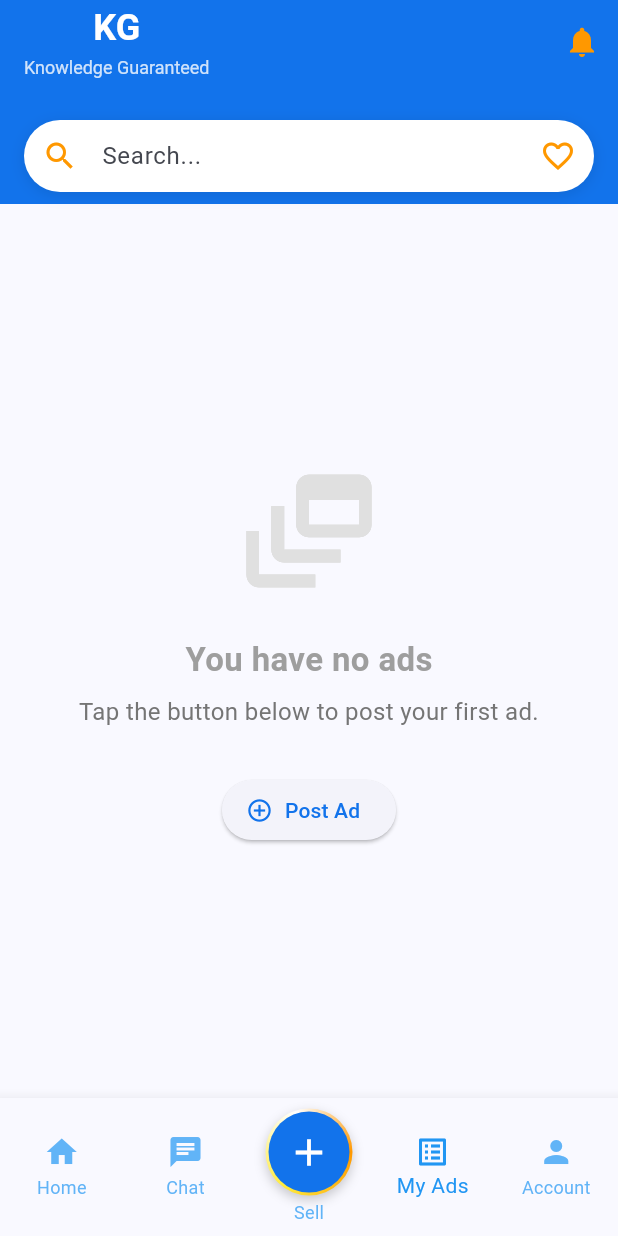
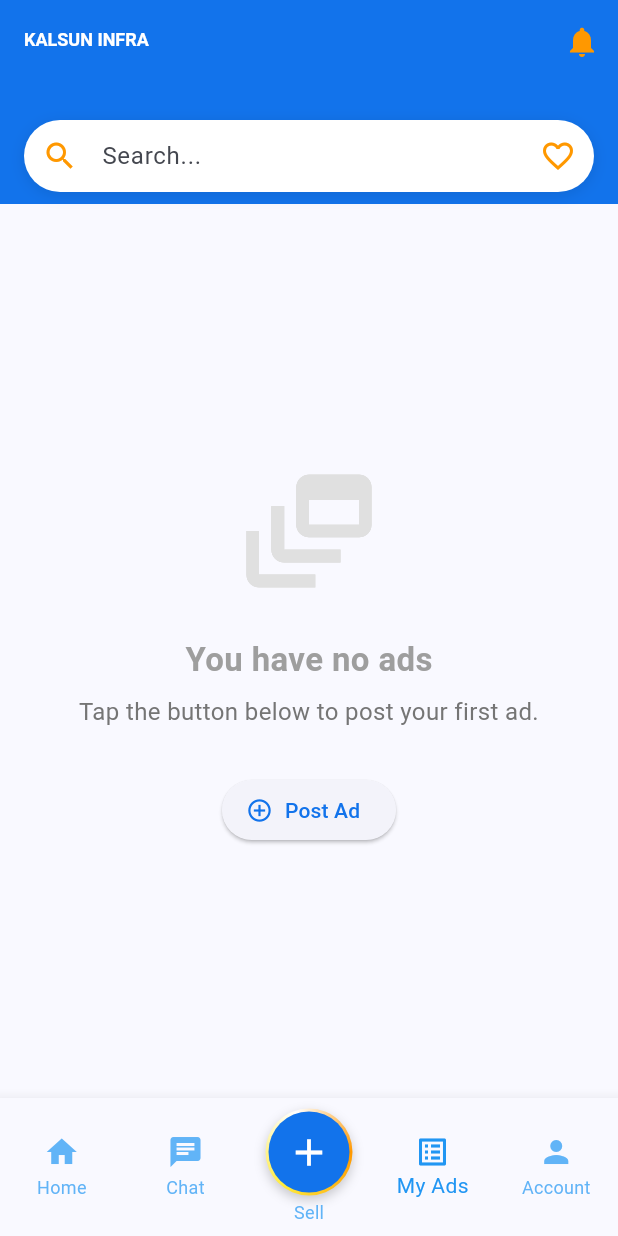
Before and after one commit to sarathy2803/Mobile_Application, a Flutter app: the DashboardPage screen opened directly, item 4 of the bottom bar chosen, after a tap on "Post Ad", on a phone screen of 412 x 824 dp. Run offline on Flutter 3.47's test engine with Material 3 defaults, Android fonts, the phone set to English and light mode, and no system bars; our stand-ins replace carousel_slider, image_picker.

Commit message:
Third Commit

```diff
--- a/lib/main.dart
+++ b/lib/main.dart
@@ -352,12 +352,20 @@ class _DashboardPageState extends State<DashboardPage> {
                     const SizedBox(height: 20),
                     _buildSellOption(
                       context,
-                      'Bricks',
+                      'Savudu Soil',
                       Icons.dashboard_customize,
                     ),
-                    _buildSellOption(context, 'Stones', Icons.terrain),
-                    _buildSellOption(context, 'Cements', Icons.inventory_2),
-                    _buildSellOption(context, 'Steel', Icons.construction),
+                    _buildSellOption(
+                      context,
+                      'Rough Peice Soil',
+                      Icons.terrain,
+                    ),
+                    _buildSellOption(context, 'Earth Soil', Icons.inventory_2),
+                    _buildSellOption(
+                      context,
+                      'Crusher Dust',
+                      Icons.construction,
+                    ),
                   ],
                 ),
               ),
@@ -435,22 +443,22 @@ class _DashboardPageState extends State<DashboardPage> {
         title: Column(
           children: [
             const Text(
-              'KG',
+              'KALSUN INFRA',
               style: TextStyle(
-                fontSize: 24,
+                fontSize: 12,
                 fontWeight: FontWeight.bold,
                 color: Colors.white,
               ),
             ),
             const SizedBox(height: 4),
-            Text(
-              'Knowledge Guaranteed',
-              style: TextStyle(
-                fontSize: 12,
-                // ignore: deprecated_member_use
-                color: Colors.white.withOpacity(0.8),
-              ),
-            ),
+            // Text(
+            //   'Knowledge Guaranteed',
+            //   style: TextStyle(
+            //     fontSize: 12,
+            //     // ignore: deprecated_member_use
+            //     color: Colors.white.withOpacity(0.8),
+            //   ),
+            // ),
           ],
         ),
         backgroundColor: const Color(0xFF1273EB),
@@ -709,10 +717,7 @@ class _AccountPageState extends State<AccountPage> {
                   borderRadius: BorderRadius.circular(10),
                 ),
               ),
-              child: const Text(
-                'Apply Changes',
-                style: TextStyle(fontSize: 16),
-              ),
+              child: const Text('Save Changes', style: TextStyle(fontSize: 12)),
             ),
           ),
         ),
@@ -746,21 +751,40 @@ class MyAdsPage extends StatefulWidget {
   State<MyAdsPage> createState() => _MyAdsPageState();
 }
 
-class _MyAdsPageState extends State<MyAdsPage> {
+class _MyAdsPageState extends State<MyAdsPage> with SingleTickerProviderStateMixin {
   final ImagePicker _picker = ImagePicker();
+  File? _adImage;
+  late AnimationController _fadeController;
+  late Animation<double> _fadeAnimation;
+
+  @override
+  void initState() {
+    super.initState();
+    _fadeController = AnimationController(
+      duration: const Duration(milliseconds: 700),
+      vsync: this,
+    );
+    _fadeAnimation = CurvedAnimation(parent: _fadeController, curve: Curves.easeIn);
+  }
 
   Future<void> _postAd() async {
-    // Open the image gallery
     final XFile? image = await _picker.pickImage(source: ImageSource.gallery);
 
     if (image != null) {
-      // If an image is selected, you can proceed to a form to create the ad.
-      // For now, we'll just show a snackbar as confirmation.
-      if (!mounted) return;
+      setState(() {
+        _adImage = File(image.path);
+        _fadeController.forward(from: 0); // Start fade-in animation
+      });
       ScaffoldMessenger.of(context).showSnackBar(
         SnackBar(content: Text('Image selected! Path: ${image.path}')),
       );
     }
+  }
+
+  @override
+  void dispose() {
+    _fadeController.dispose();
+    super.dispose();
   }
 
   @override
@@ -769,7 +793,20 @@ class _MyAdsPageState extends State<MyAdsPage> {
       child: Column(
         mainAxisAlignment: MainAxisAlignment.center,
         children: [
-          Icon(
+          _adImage != null
+              ? FadeTransition(
+                  opacity: _fadeAnimation,
+                  child: ClipRRect(
+                    borderRadius: BorderRadius.circular(10),
+                    child: Image.file(
+                      _adImage!,
+                      width: 150,
+                      height: 150,
+                      fit: BoxFit.cover,
+                    ),
+                  ),
+                )
+              : Icon(
                   Icons.dynamic_feed_outlined,
                   size: 100,
                   color: Colors.grey.shade300,
@@ -793,10 +830,18 @@ class _MyAdsPageState extends State<MyAdsPage> {
             ),
           ),
           const SizedBox(height: 30),
-          ElevatedButton.icon(
+          // 2. Animated button press effect
+          AnimatedScale(
+            scale: 1.0,
+            duration: const Duration(milliseconds: 200),
+            child: ElevatedButton.icon(
               onPressed: _postAd,
               icon: const Icon(Icons.add_circle_outline),
               label: const Text('Post Ad'),
+              style: ElevatedButton.styleFrom(
+                animationDuration: const Duration(milliseconds: 200),
+              ),
+            ),
           ),
         ],
       ),
@@ -822,34 +867,40 @@ class HomePage extends StatelessWidget {
   const HomePage({super.key});
 
   final List<Map<String, String>> _featuredItems = const [
-    {'title': 'Land Survey with Topo Sketch', 'imagePath': 'assets/images/bricks.png'},
+    {
+      'title': 'Land Survey with Topo Sketch',
+      'imagePath': 'assets/images/bricks.png',
+    },
     {'title': 'Soil Testing', 'imagePath': 'assets/images/stones.png'},
     {'title': 'Site Cleaning', 'imagePath': 'assets/images/soil.png'},
     {'title': 'Architect Drawing', 'imagePath': 'assets/images/steel.png'},
-    {'title': 'Soil Filling & Levelling', 'imagePath': 'assets/images/stones.png'},
+    {
+      'title': 'Soil Filling & Levelling',
+      'imagePath': 'assets/images/stones.png',
+    },
   ];
 
   final List<RecentListingItem> _recentListings = const [
     RecentListingItem(
-      title: 'Bricks',
-      category: 'Civil',
+      title: 'SAVUDU SOIL',
+      category: 'Savudu soil is used for stable and firm base preparation',
       price: '₹10',
       imagePath: 'assets/images/bricks.png',
     ),
     RecentListingItem(
-      title: 'Cement',
+      title: 'ROUGH PIECE SOIL',
       category: 'Civil',
       price: '₹1200',
       imagePath: 'assets/images/cement.png',
     ),
     RecentListingItem(
-      title: 'Stones',
+      title: 'EARTH SOIL',
       category: 'Civil',
       price: '₹150',
       imagePath: 'assets/images/stones.png',
     ),
     RecentListingItem(
-      title: 'Steel',
+      title: 'CRUSHER DUST',
       category: 'Civil',
       price: '₹50',
       imagePath: 'assets/images/steel.png',
@@ -865,7 +916,7 @@ class HomePage extends StatelessWidget {
           'OUR SERVICES',
           style: TextStyle(fontSize: 20, fontWeight: FontWeight.bold),
         ),
-        const SizedBox(height: 16, width:54),
+        const SizedBox(height: 16, width: 54),
         CarouselSlider(
           options: CarouselOptions(
             height: 180.0,
@@ -877,8 +928,7 @@ class HomePage extends StatelessWidget {
             viewportFraction: 0.8,
           ),
           items: _featuredItems.map((item) {
-            return _buildFeaturedItem(
-                item['title']!, item['imagePath']!);
+            return _buildFeaturedItem(item['title']!, item['imagePath']!);
           }).toList(),
         ),
         const SizedBox(height: 24),
@@ -887,7 +937,25 @@ class HomePage extends StatelessWidget {
           style: TextStyle(fontSize: 20, fontWeight: FontWeight.bold),
         ),
         const SizedBox(height: 16),
-        ..._recentListings.map((item) => _buildListItem(item)),
+        // Animated list appearance
+        ..._recentListings.asMap().entries.map((entry) {
+          int idx = entry.key;
+          RecentListingItem item = entry.value;
+          return TweenAnimationBuilder<double>(
+            tween: Tween<double>(begin: 0, end: 1),
+            duration: Duration(milliseconds: 400 + idx * 100),
+            builder: (context, value, child) {
+              return Opacity(
+                opacity: value,
+                child: Transform.translate(
+                  offset: Offset(0, (1 - value) * 30),
+                  child: child,
+                ),
+              );
+            },
+            child: _buildListItem(item),
+          );
+        }),
       ],
     );
   }
@@ -905,8 +973,8 @@ class HomePage extends StatelessWidget {
               width: 1000.0,
               errorBuilder: (context, error, stackTrace) {
                 return const Center(
-                    child: Icon(Icons.broken_image,
-                        size: 50, color: Colors.grey));
+                  child: Icon(Icons.broken_image, size: 50, color: Colors.grey),
+                );
               },
             ),
             Positioned(
@@ -918,20 +986,23 @@ class HomePage extends StatelessWidget {
                   gradient: LinearGradient(
                     colors: [
                       Color.fromARGB(200, 0, 0, 0),
-                      Color.fromARGB(0, 0, 0, 0)
+                      Color.fromARGB(0, 0, 0, 0),
                     ],
                     begin: Alignment.bottomCenter,
                     end: Alignment.topCenter,
                   ),
                 ),
-                padding:
-                    const EdgeInsets.symmetric(vertical: 10.0, horizontal: 20.0),
+                padding: const EdgeInsets.symmetric(
+                  vertical: 10.0,
+                  horizontal: 20.0,
+                ),
                 child: Text(
                   title,
                   style: const TextStyle(
                     color: Colors.white,
                     fontSize: 20.0,
-                      fontWeight: FontWeight.bold),
+                    fontWeight: FontWeight.bold,
+                  ),
                 ),
               ),
             ),
@@ -979,13 +1050,34 @@ class RegistrationDialog extends StatefulWidget {
   State<RegistrationDialog> createState() => _RegistrationDialogState();
 }
 
-class _RegistrationDialogState extends State<RegistrationDialog> {
+class _RegistrationDialogState extends State<RegistrationDialog>
+    with SingleTickerProviderStateMixin {
   final _formKey = GlobalKey<FormState>();
   final TextEditingController fullNameController = TextEditingController();
   final TextEditingController emailController = TextEditingController();
   final TextEditingController phoneController = TextEditingController();
   final TextEditingController passwordController = TextEditingController();
   bool _obscurePassword = true;
+
+  late AnimationController _dialogController;
+  late Animation<double> _dialogScale;
+
+  @override
+  void initState() {
+    super.initState();
+    _dialogController = AnimationController(
+      duration: const Duration(milliseconds: 400),
+      vsync: this,
+    );
+    _dialogScale = CurvedAnimation(parent: _dialogController, curve: Curves.elasticOut);
+    _dialogController.forward();
+  }
+
+  @override
+  void dispose() {
+    _dialogController.dispose();
+    super.dispose();
+  }
 
   void _register() {
     if (_formKey.currentState!.validate()) {
@@ -998,7 +1090,9 @@ class _RegistrationDialogState extends State<RegistrationDialog> {
 
   @override
   Widget build(BuildContext context) {
-    return Dialog(
+    return ScaleTransition(
+      scale: _dialogScale,
+      child: Dialog(
         shape: RoundedRectangleBorder(borderRadius: BorderRadius.circular(15)),
         child: Padding(
           padding: const EdgeInsets.all(20),
@@ -1140,6 +1234,7 @@ class _RegistrationDialogState extends State<RegistrationDialog> {
             ),
           ),
         ),
+      ),
     );
   }
 }
```
Also changed, not shown: assets/images/stones.png, 1 other file. Lines whose indentation alone changed are shown as unchanged.
